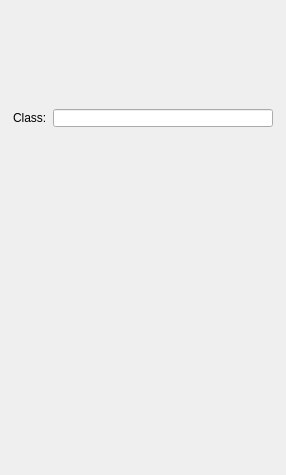
Before: the Qt Designer form EditExternalNPC.ui in lukegrahamSydney/TilesEditor, drawn with Qt 5.
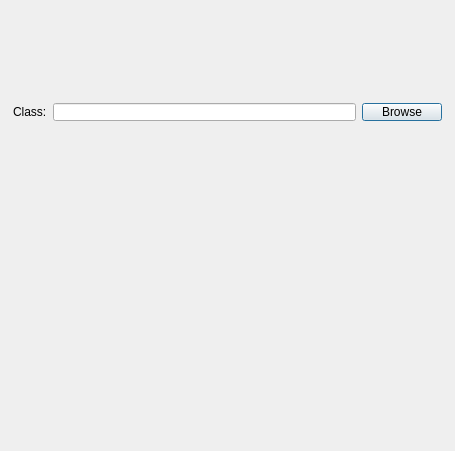
After: the same form once the commit is applied.

```diff
--- a/EditExternalNPC.ui
+++ b/EditExternalNPC.ui
@@ -6,8 +6,8 @@
    <rect>
     <x>0</x>
     <y>0</y>
-    <width>286</width>
-    <height>475</height>
+    <width>455</width>
+    <height>451</height>
    </rect>
   </property>
   <property name="windowTitle">
@@ -58,7 +58,14 @@
           </widget>
          </item>
          <item>
-          <widget class="QLineEdit" name="lineEdit"/>
+          <widget class="QLineEdit" name="classNameText"/>
+         </item>
+         <item>
+          <widget class="QPushButton" name="browseButton">
+           <property name="text">
+            <string>Browse</string>
+           </property>
+          </widget>
          </item>
         </layout>
        </widget>
```
